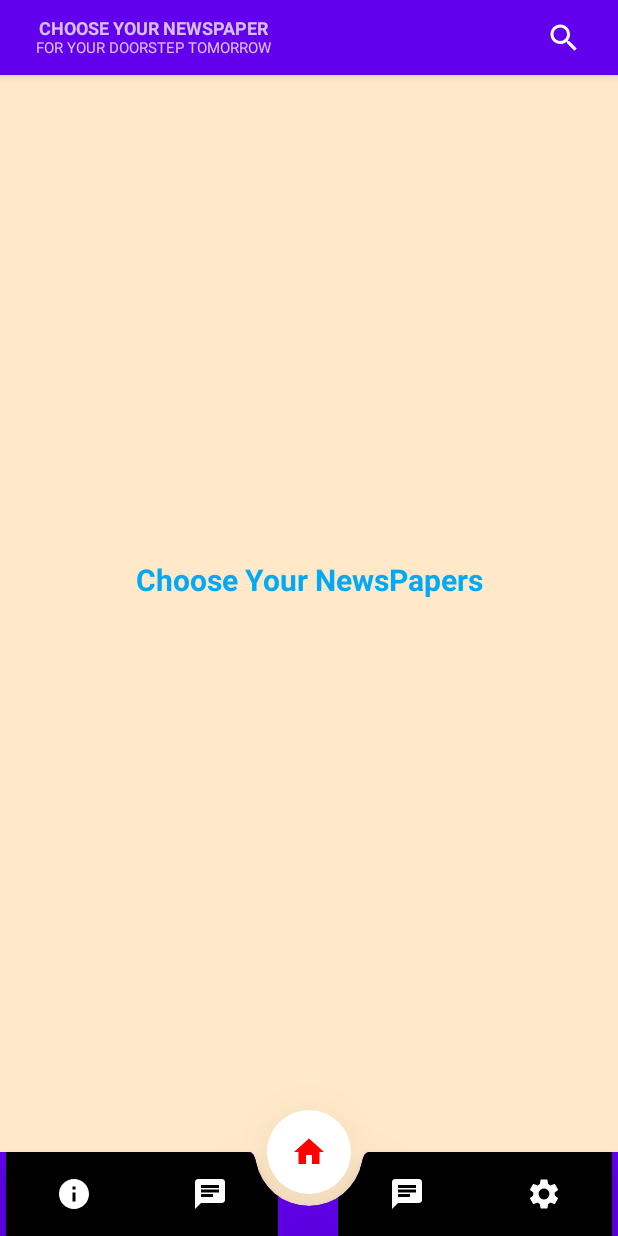
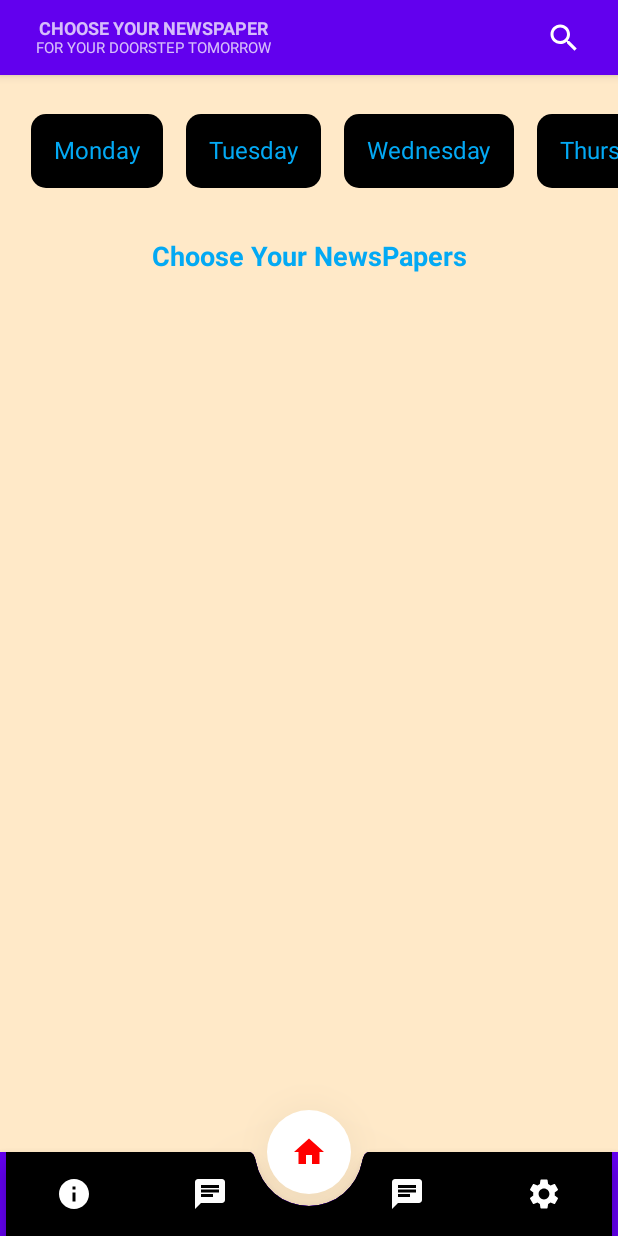
Before and after one commit to harshmehta14/Newspaper, an Android app built with Jetpack Compose: the DetailScreen screen opened through its navigation route, on a phone screen of 412 x 824 dp. Run offline under Robolectric (Android 15) with nearby library versions, the phone set to English and light mode, and no system bars; our stand-ins replace Dagger/Hilt's generated code, livedata-compose; libraries missing offline, so code that uses them is left out: com.auth0.android; 3 statements that could not run were skipped.

Commit message:
refining detail screen

```diff
--- a/frontend-android/NewsPaper/app/src/main/java/com/example/newspaper/presentation/homeScreen/CustomerDistributorChatt.kt
+++ /dev/null
@@ -1,4 +0,0 @@
-package com.example.newspaper.presentation.homeScreen
-
-class CustomerDistributorChatt {
-}
--- a/frontend-android/NewsPaper/app/src/main/java/com/example/newspaper/presentation/homeScreen/DetailScreen.kt
+++ b/frontend-android/NewsPaper/app/src/main/java/com/example/newspaper/presentation/homeScreen/DetailScreen.kt
@@ -3,12 +3,9 @@ package com.example.newspaper.presentation.homeScreen
 import android.annotation.SuppressLint
 import android.content.Context
 import android.widget.Toast
-import androidx.compose.foundation.background
-import androidx.compose.foundation.clickable
+import androidx.compose.foundation.*
 import androidx.compose.foundation.layout.*
-import androidx.compose.foundation.rememberScrollState
 import androidx.compose.foundation.shape.RoundedCornerShape
-import androidx.compose.foundation.verticalScroll
 import androidx.compose.material.*
 import androidx.compose.material.icons.Icons
 import androidx.compose.material.icons.filled.Home
@@ -19,6 +16,7 @@ import androidx.compose.runtime.*
 import androidx.compose.runtime.livedata.observeAsState
 import androidx.compose.ui.Alignment
 import androidx.compose.ui.Modifier
+import androidx.compose.ui.draw.clip
 import androidx.compose.ui.graphics.Color
 import androidx.compose.ui.platform.LocalConfiguration
 import androidx.compose.ui.res.painterResource
@@ -32,6 +30,8 @@ import com.example.newspaper.R
 import com.example.newspaper.presentation.screens.Screens
 import kotlinx.coroutines.launch
 
+val days = listOf<String>("Monday","Tuesday","Wednesday","Thursday","Friday","Saturday","Sunday")
+
 @SuppressLint("CoroutineCreationDuringComposition")
 @Composable
 fun DetailScreen(navController: NavController,viewModel: DetailViewModel = hiltViewModel(),context: Context) {
@@ -42,6 +42,9 @@ fun DetailScreen(navController: NavController,viewModel: DetailViewModel = hiltV
         viewModel.getDistributors()
     }
 
+    val selectedChipIndex = remember {
+        mutableStateOf(-1)
+    }
     val settingSelected = remember {
         mutableStateOf(false)
     }
@@ -68,7 +71,9 @@ fun DetailScreen(navController: NavController,viewModel: DetailViewModel = hiltV
                     .height(50.dp)
             ) {
                 Row(
-                    modifier = Modifier.fillMaxWidth().padding(start = 20.dp, end = 20.dp),
+                    modifier = Modifier
+                        .fillMaxWidth()
+                        .padding(start = 20.dp, end = 20.dp),
                     horizontalArrangement = Arrangement.SpaceBetween,
                     verticalAlignment = Alignment.CenterVertically
                 ) {
@@ -100,6 +105,7 @@ fun DetailScreen(navController: NavController,viewModel: DetailViewModel = hiltV
                 contentColor = Color.Black,
                 content = {
                     BottomNavigation {
+                        Row(modifier = Modifier.background(color = Color.Black)) {
                             BottomNavigationItem(
                                 selected = profileSelected.value,
                                 selectedContentColor = Color.Red,
@@ -177,6 +183,7 @@ fun DetailScreen(navController: NavController,viewModel: DetailViewModel = hiltV
                                 modifier = Modifier.background(Color.Black)
                             )
                         }
+                    }
                 })
         },
     ) {
@@ -185,13 +192,43 @@ fun DetailScreen(navController: NavController,viewModel: DetailViewModel = hiltV
                 .fillMaxSize()
                 .verticalScroll(rememberScrollState())
                 .background(color = Color(0xFFFFE9C8)),
-            verticalArrangement = Arrangement.Center,
+            verticalArrangement = Arrangement.Top,
             horizontalAlignment = Alignment.CenterHorizontally
         ) {
-            Spacer(modifier = Modifier.padding(20.dp))
-            Text(text = "Choose Your NewsPapers",style = TextStyle(fontSize = 20.sp),
+
+            Spacer(modifier = Modifier.padding(5.dp))
+            Row(
+                modifier = Modifier
+                    .fillMaxWidth()
+                    .horizontalScroll(rememberScrollState())
+                    .padding(start = 5.dp, end = 5.dp),
+                horizontalArrangement = Arrangement.Start,
+                verticalAlignment = Alignment.CenterVertically
+            ) {
+                days.forEachIndexed { index, s ->
+                    Box(
+                        contentAlignment = Alignment.Center,
+                        modifier = Modifier
+                            .padding(start = 15.dp, top = 15.dp, bottom = 15.dp)
+                            .clickable {
+                                selectedChipIndex.value = index
+                            }
+                            .clip(RoundedCornerShape(10.dp))
+                            .background(
+                                // this is basic condition for selected chip index
+                                if (selectedChipIndex == it) Color.White
+                                else Color.Black
+                            )
+                            .padding(15.dp)
+                    ) {
+                        Text(text = s, color = if (selectedChipIndex.value == index) Color.White else Color(0xFF03A9F4))
+                    }
+                }
+            }
+            Spacer(modifier = Modifier.padding(10.dp))
+            Text(text = "Choose Your NewsPapers",style = TextStyle(fontSize = 18.sp),
                 color = Color(0xFF03A9F4), fontWeight = FontWeight.Bold)
-            Spacer(modifier = Modifier.padding(20.dp))
+            Spacer(modifier = Modifier.padding(10.dp))
             distributor?.forEachIndexed { i, distributorItem ->
                 Card(
                     modifier = Modifier
```
Lines whose indentation alone changed are shown as unchanged.
